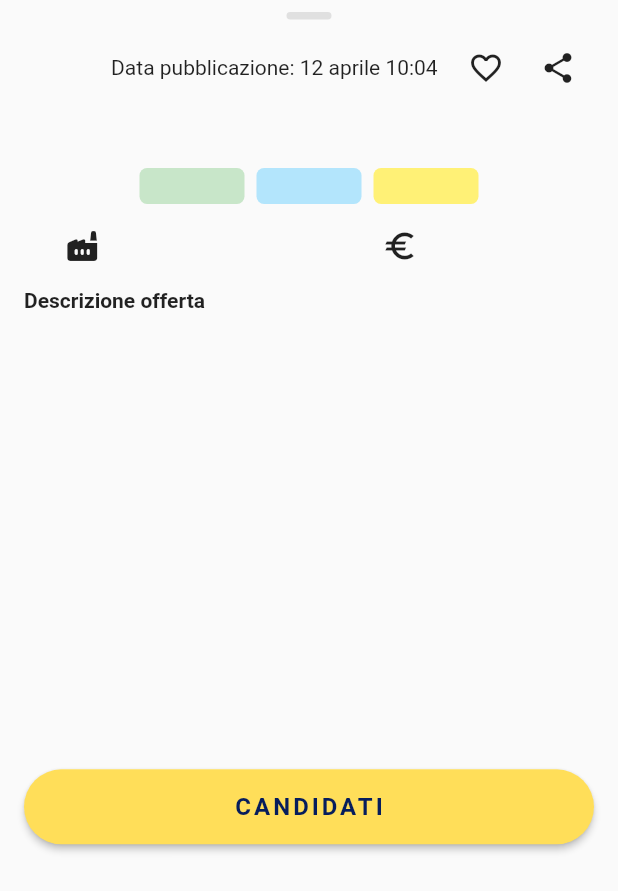
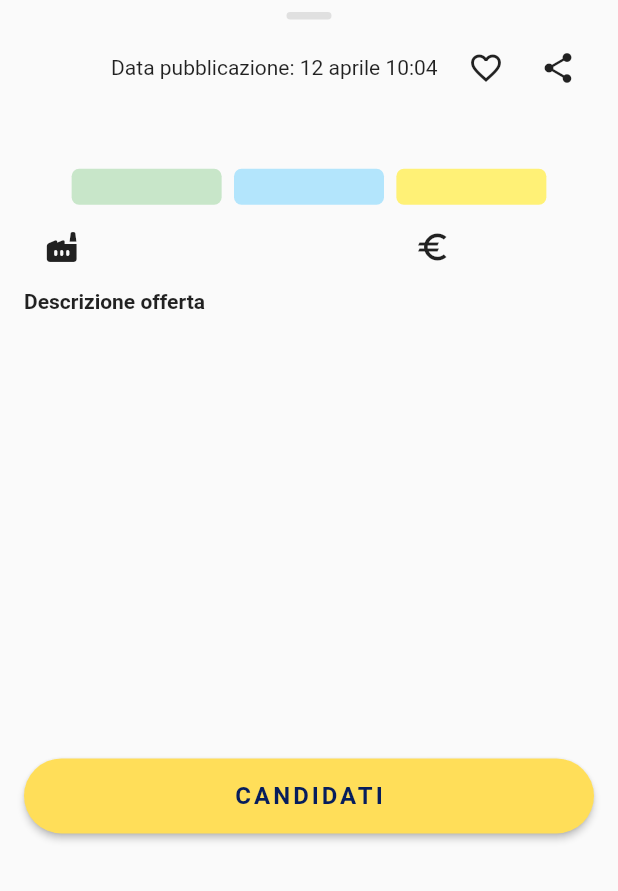
Before and after one commit to androidan/offertelavoroflutterapp, a Flutter app: the JobSlidingPanelOverview widget shown alone on an empty page, opened directly with empty values, on a phone screen of 412 x 824 dp. Shown: the top 891 px of the screen. Run offline on Flutter 3.47's test engine with Material 2 defaults, Android fonts, the phone set to English and light mode, and no system bars; drawn by our look-alikes of auto_size_text; our stand-ins replace auto_route, bloc, equatable, flutter_bloc, flutter_offline, hydrated_bloc and 3 more; missing offline and left inert: dart:ffi; network calls fail.

Commit message:
implementato servizio ricezione annunci freelance

```diff
--- /dev/null
+++ b/lib/models/annuncio_freelance_model.dart
@@ -0,0 +1,78 @@
+class AnnuncioFreelanceModel {
+  final String emoji;
+  final DateTime jobPosted;
+  final String comeCandidarsi;
+  final String richiestaDiLavoro;
+  final String? budget;
+  final String? nda;
+  final String codice;
+  final String? tempisticheDiPagamento;
+  final String descrizioneDelProgetto;
+  final String? tipoDiRelazione;
+  final String? tempistiche;
+
+  AnnuncioFreelanceModel({
+    required this.emoji,
+    required this.jobPosted,
+    required this.comeCandidarsi,
+    required this.richiestaDiLavoro,
+    required this.budget,
+    required this.nda,
+    required this.codice,
+    required this.tempisticheDiPagamento,
+    required this.descrizioneDelProgetto,
+    required this.tipoDiRelazione,
+    required this.tempistiche,
+  });
+
+  factory AnnuncioFreelanceModel.fromMap(Map<String, dynamic> map) {
+    final emoji = map["icon"]["emoji"];
+    final jobPosted =
+        DateTime.parse(map["properties"]["Job Posted"]["created_time"]);
+    final comeCandidarsi =
+        map["properties"]["Come candidarsi"]['rich_text'][0]['plain_text'];
+    final richiestaDiLavoro =
+        List.from(map["properties"]["Richiesta di lavoro"]['rich_text'])
+            .map((map) {
+      return map['plain_text'];
+    }).join();
+    final budget = map["properties"]["Budget"]['rich_text'].isEmpty
+        ? " - "
+        : map["properties"]["Budget"]['rich_text'][0]['plain_text'];
+    final nda = map["properties"]["NDA"]["select"] == null
+        ? " - "
+        : map["properties"]["NDA"]["select"]["name"];
+    final codice = map["properties"]["Codice"]['title'][0]['plain_text'];
+    final tempisticheDiPagamento =
+        map["properties"]["Tempistiche di pagamento"]['rich_text'].isEmpty
+            ? " - "
+            : map["properties"]["Tempistiche di pagamento"]['rich_text'][0]
+                ['plain_text'];
+    final descrizioneDelProgetto =
+        map["properties"]["Descrizione del progetto"]['rich_text'].isEmpty
+            ? " - "
+            : map["properties"]["Descrizione del progetto"]['rich_text'][0]
+                ['plain_text'];
+    final tipoDiRelazione =
+        map["properties"]["Tipo di relazione"]["select"] == null
+            ? " - "
+            : map["properties"]["Tipo di relazione"]["select"]["name"];
+    final tempistiche = map["properties"]["Tempistiche"]['rich_text'].isEmpty
+        ? " - "
+        : map["properties"]["Tempistiche"]['rich_text'][0]['plain_text'];
+
+    return AnnuncioFreelanceModel(
+      emoji: emoji,
+      jobPosted: jobPosted,
+      comeCandidarsi: comeCandidarsi,
+      richiestaDiLavoro: richiestaDiLavoro,
+      budget: budget,
+      nda: nda,
+      codice: codice,
+      tempisticheDiPagamento: tempisticheDiPagamento,
+      descrizioneDelProgetto: descrizioneDelProgetto,
+      tipoDiRelazione: tipoDiRelazione,
+      tempistiche: tempistiche,
+    );
+  }
+}
--- a/lib/pages/annunci_dip_page.dart
+++ b/lib/pages/annunci_dip_page.dart
@@ -86,7 +86,7 @@ class _AnnunciDipPageState extends State<AnnunciDipPage> {
       );
 
   Widget _body(BuildContext context) => ListView(
-        padding: const EdgeInsets.only(
+        padding: EdgeInsets.only(
           bottom: 16,
         ),
         children: [
--- a/lib/widgets/job_sliding_panel_overview.dart
+++ b/lib/widgets/job_sliding_panel_overview.dart
@@ -48,8 +48,8 @@ class JobSlidingPanelOverview extends StatelessWidget {
                 borderRadius: BorderRadius.circular(50),
               ),
             ),
-            const SizedBox(
-              height: 8,
+            SizedBox(
+              height: SizeConfig.blockSizeVertical * 1,
             ),
             _jobAction(),
             Padding(
@@ -61,12 +61,12 @@ class JobSlidingPanelOverview extends StatelessWidget {
                 style: TextStyle(fontWeight: FontWeight.bold, fontSize: 16),
               ),
             ),
-            const SizedBox(
-              height: 8,
+            SizedBox(
+              height: SizeConfig.blockSizeVertical * 1,
             ),
             _jobLabel(context),
-            const SizedBox(
-              height: 16,
+            SizedBox(
+              height: SizeConfig.blockSizeVertical * 2,
             ),
             _jobFactoryAndRal(),
           ],
@@ -103,7 +103,7 @@ class JobSlidingPanelOverview extends StatelessWidget {
         mainAxisAlignment: MainAxisAlignment.center,
         children: [
           Container(
-            width: 70,
+            width: 100,
             padding: const EdgeInsets.all(4),
             decoration: BoxDecoration(
               color: Colors.green.shade100,
@@ -113,7 +113,7 @@ class JobSlidingPanelOverview extends StatelessWidget {
               child: AutoSizeText(
                 maxLines: 1,
                 overflow: TextOverflow.ellipsis,
-                annuncioModel.seniority!,
+                annuncioModel.seniority ?? " - ",
                 style: TextStyle(
                   fontSize: 14,
                   fontWeight: FontWeight.bold,
@@ -122,11 +122,11 @@ class JobSlidingPanelOverview extends StatelessWidget {
               ),
             ),
           ),
-          const SizedBox(
-            width: 8,
+          SizedBox(
+            width: SizeConfig.blockSizeVertical * 1,
           ),
           Container(
-            width: 70,
+            width: 100,
             padding: const EdgeInsets.all(4),
             decoration: BoxDecoration(
               color: Colors.lightBlue.shade100,
@@ -136,7 +136,7 @@ class JobSlidingPanelOverview extends StatelessWidget {
               child: AutoSizeText(
                 maxLines: 1,
                 overflow: TextOverflow.ellipsis,
-                annuncioModel.contratto!,
+                annuncioModel.contratto ?? " - ",
                 style: TextStyle(
                   fontSize: 14,
                   fontWeight: FontWeight.bold,
@@ -145,11 +145,11 @@ class JobSlidingPanelOverview extends StatelessWidget {
               ),
             ),
           ),
-          const SizedBox(
-            width: 8,
+          SizedBox(
+            width: SizeConfig.blockSizeVertical * 1,
           ),
           Container(
-            width: 70,
+            width: 100,
             padding: const EdgeInsets.all(4),
             decoration: BoxDecoration(
               color: Colors.yellow.shade300,
@@ -159,7 +159,7 @@ class JobSlidingPanelOverview extends StatelessWidget {
               child: AutoSizeText(
                 maxLines: 1,
                 overflow: TextOverflow.ellipsis,
-                annuncioModel.team!,
+                annuncioModel.team ?? " - ",
                 style: TextStyle(
                   fontSize: 14,
                   fontWeight: FontWeight.bold,
@@ -188,16 +188,16 @@ class JobSlidingPanelOverview extends StatelessWidget {
                 width: 100,
               ),
             ),
-            const SizedBox(
-              width: 80,
+            SizedBox(
+              width: SizeConfig.blockSizeHorizontal * 28,
             ),
             Icon(Icons.euro),
             Padding(
               padding: const EdgeInsets.only(left: 8.0),
               child: Container(
-                width: SizeConfig.blockSizeHorizontal * 20,
+                width: SizeConfig.blockSizeHorizontal * 18,
                 child: AutoSizeText(
-                  annuncioModel.retribuzione!,
+                  annuncioModel.retribuzione ?? ' - ',
                   maxLines: 1,
                   overflow: TextOverflow.ellipsis,
                 ),
@@ -210,7 +210,7 @@ class JobSlidingPanelOverview extends StatelessWidget {
   Widget jobDescription() => Padding(
         padding: const EdgeInsets.all(16.0),
         child: SizedBox(
-          height: SizeConfig.blockSizeVertical * 37,
+          height: SizeConfig.blockSizeVertical * 36,
           child: Scrollbar(
             thumbVisibility: true,
             controller: _firstController,
--- a/lib/widgets/job_widget_freelance.dart
+++ b/lib/widgets/job_widget_freelance.dart
@@ -1,10 +1,11 @@
 import 'package:flutter/material.dart';
+import 'package:offerte_lavoro_flutter_app/models/annuncio_freelance_model.dart';
 
 class JobWidgetFreelance extends StatelessWidget {
   //final Coin coin;
   final void Function()? onPressed;
 
-  const JobWidgetFreelance({
+  const JobWidgetFreelance(AnnuncioFreelanceModel annunciFreelance, {
     this.onPressed,
   });
 
```
Also changed, not shown: lib/app.dart (+10 -2 lines), lib/blocs/freelanceBloc/bloc/annuncio_freelance_bloc.dart (added, +30 -0 lines), lib/blocs/freelanceBloc/bloc/annuncio_freelance_event.dart (added, +12 -0 lines), lib/blocs/freelanceBloc/bloc/annuncio_freelance_state.dart (added, +23 -0 lines), lib/models/annuncio_model.dart (+5 -5 lines), lib/pages/annunci_freelance_page.dart (+66 -14 lines), lib/repositories/annuncio_freelance_repository.dart (added, +22 -0 lines), lib/widgets/job_freelance_slinding_panel_overview.dart (+49 -22 lines).
